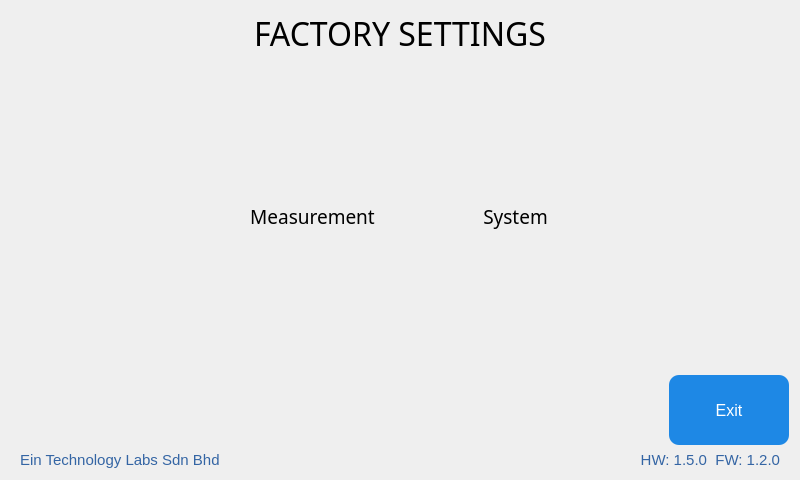
This is QT_APP/factorysettings.ui in eSpark-Backup/nabilfesal-msm-fw as Qt 5 draws it before an edit. The edited form follows.
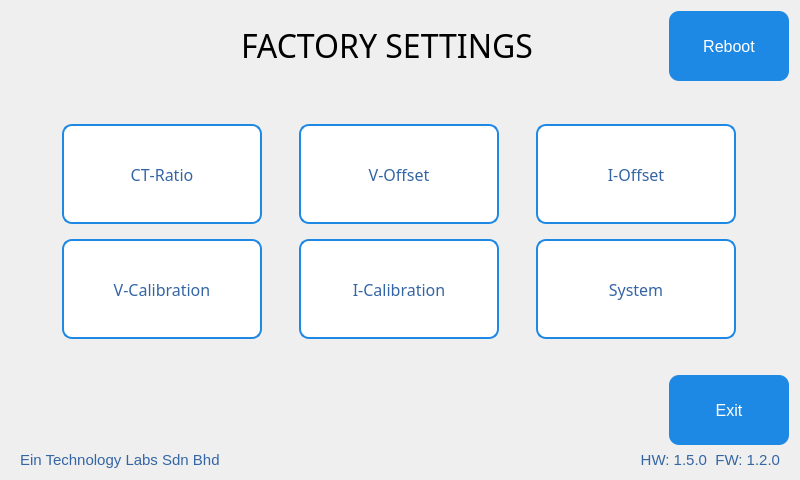
This is the edited form. Icons and pictures are not drawn.

```diff
--- a/QT_APP/factorysettings.ui
+++ b/QT_APP/factorysettings.ui
@@ -26,157 +26,463 @@
    <string>Form</string>
   </property>
   <layout class="QVBoxLayout" name="verticalLayout">
-   <item>
-    <widget class="QLabel" name="label">
-     <property name="font">
-      <font>
-       <family>Gilroy</family>
-       <pointsize>24</pointsize>
-      </font>
-     </property>
-     <property name="focusPolicy">
-      <enum>Qt::StrongFocus</enum>
-     </property>
-     <property name="text">
-      <string>FACTORY SETTINGS</string>
-     </property>
-     <property name="alignment">
-      <set>Qt::AlignCenter</set>
-     </property>
-    </widget>
-   </item>
-   <item>
-    <spacer name="verticalSpacer">
-     <property name="orientation">
-      <enum>Qt::Vertical</enum>
-     </property>
-     <property name="sizeType">
-      <enum>QSizePolicy::Expanding</enum>
-     </property>
-     <property name="sizeHint" stdset="0">
-      <size>
-       <width>20</width>
-       <height>40</height>
-      </size>
-     </property>
-    </spacer>
-   </item>
    <item>
     <layout class="QHBoxLayout" name="horizontalLayout">
-     <property name="spacing">
+     <property name="leftMargin">
+      <number>100</number>
+     </property>
+     <property name="topMargin">
+      <number>0</number>
+     </property>
+     <item>
+      <widget class="QLabel" name="factory_Settings_Lbl">
+       <property name="font">
+        <font>
+         <family>Gilroy-Regular</family>
+         <pointsize>24</pointsize>
+        </font>
+       </property>
+       <property name="focusPolicy">
+        <enum>Qt::StrongFocus</enum>
+       </property>
+       <property name="text">
+        <string>FACTORY SETTINGS</string>
+       </property>
+       <property name="alignment">
+        <set>Qt::AlignCenter</set>
+       </property>
+      </widget>
+     </item>
+     <item>
+      <widget class="QPushButton" name="reboot_btn">
+       <property name="sizePolicy">
+        <sizepolicy hsizetype="Fixed" vsizetype="Fixed">
+         <horstretch>0</horstretch>
+         <verstretch>0</verstretch>
+        </sizepolicy>
+       </property>
+       <property name="minimumSize">
+        <size>
+         <width>120</width>
+         <height>70</height>
+        </size>
+       </property>
+       <property name="styleSheet">
+        <string notr="true">QPushButton {
+    background-color: #1E88E5;   /* Blue */
+    color: white;               /* White text */
+    border: none;               /* No border line */
+    border-radius: 10px;        /* Rounded corners */
+    padding: 6px 20px;          /* Spacing inside */
+    font-size: 16px;            /* Font size */
+}
+
+QPushButton:hover {
+    background-color: #1565C0;  /* Darker blue on hover */
+}
+
+QPushButton:pressed {
+    background-color: #0D47A1;  /* Darkest blue when pressed */
+}
+QPushButton:focus {
+    outline: none;                 /* Remove dotted border */
+    background-color: #074475;     /* Brighter blue highlight */
+    border: 2px solid black;       /* White glow/border */
+}</string>
+       </property>
+       <property name="text">
+        <string>Reboot</string>
+       </property>
+      </widget>
+     </item>
+    </layout>
+   </item>
+   <item>
+    <spacer name="verticalSpacer">
+     <property name="orientation">
+      <enum>Qt::Vertical</enum>
+     </property>
+     <property name="sizeType">
+      <enum>QSizePolicy::Expanding</enum>
+     </property>
+     <property name="sizeHint" stdset="0">
+      <size>
+       <width>20</width>
+       <height>40</height>
+      </size>
+     </property>
+    </spacer>
+   </item>
+   <item>
+    <layout class="QGridLayout" name="gridLayout" columnstretch="0,0,0" columnminimumwidth="10,10,10">
+     <property name="leftMargin">
+      <number>20</number>
+     </property>
+     <property name="topMargin">
       <number>10</number>
      </property>
-     <item>
-      <layout class="QVBoxLayout" name="verticalLayout_3">
-       <property name="spacing">
-        <number>0</number>
+     <property name="rightMargin">
+      <number>20</number>
+     </property>
+     <property name="bottomMargin">
+      <number>30</number>
+     </property>
+     <property name="verticalSpacing">
+      <number>15</number>
+     </property>
+     <item row="0" column="0">
+      <widget class="QPushButton" name="ration_btn">
+       <property name="sizePolicy">
+        <sizepolicy hsizetype="Maximum" vsizetype="Maximum">
+         <horstretch>0</horstretch>
+         <verstretch>0</verstretch>
+        </sizepolicy>
        </property>
-       <property name="leftMargin">
-        <number>150</number>
+       <property name="minimumSize">
+        <size>
+         <width>200</width>
+         <height>100</height>
+        </size>
        </property>
-       <item>
-        <widget class="QToolButton" name="measurement">
-         <property name="font">
-          <font>
-           <family>Gilroy</family>
-           <pointsize>14</pointsize>
-          </font>
-         </property>
-         <property name="focusPolicy">
-          <enum>Qt::TabFocus</enum>
-         </property>
-         <property name="text">
-          <string>Measurement</string>
-         </property>
-         <property name="icon">
-          <iconset resource="icons.qrc">
-           <normaloff>:/icons/measurement.png</normaloff>:/icons/measurement.png</iconset>
-         </property>
-         <property name="iconSize">
-          <size>
-           <width>250</width>
-           <height>200</height>
-          </size>
-         </property>
-         <property name="toolButtonStyle">
-          <enum>Qt::ToolButtonTextUnderIcon</enum>
-         </property>
-         <property name="autoRaise">
-          <bool>true</bool>
-         </property>
-        </widget>
-       </item>
-      </layout>
+       <property name="maximumSize">
+        <size>
+         <width>200</width>
+         <height>100</height>
+        </size>
+       </property>
+       <property name="font">
+        <font>
+         <family>Gilroy-Regular</family>
+         <pointsize>-1</pointsize>
+         <bold>false</bold>
+         <kerning>false</kerning>
+        </font>
+       </property>
+       <property name="styleSheet">
+        <string notr="true">QPushButton {
+    background-color: #FFFFFF;    /* white */
+	color: rgb(52, 101, 164);
+    border: 2px solid #1E88E5;      /*blue border line */
+    border-radius: 10px;        				/* Rounded corners */
+    padding: 6px 20px;         				/* Spacing inside */
+    font-size: 16px;            					/* Font size */
+}
+
+QPushButton:hover {
+    background-color: #1E88E5;  /* blue on hover */
+	color: white;
+}
+
+QPushButton:pressed {
+    background-color: #1565C0;  /* blue when pressed */
+	color: white;
+}
+QPushButton:focus {
+    outline: none;                          /* Remove dotted border */
+    background-color: #1565C0;     /* Brighter blue highlight */
+    border: 2px solid #1565C0;        /* White glow/border */
+	 color: white;
+}</string>
+       </property>
+       <property name="text">
+        <string>CT-Ratio</string>
+       </property>
+       <property name="iconSize">
+        <size>
+         <width>50</width>
+         <height>50</height>
+        </size>
+       </property>
+      </widget>
      </item>
-     <item>
-      <layout class="QVBoxLayout" name="verticalLayout_2">
-       <property name="spacing">
-        <number>0</number>
+     <item row="1" column="0">
+      <widget class="QPushButton" name="v_cal_btn">
+       <property name="sizePolicy">
+        <sizepolicy hsizetype="Maximum" vsizetype="Maximum">
+         <horstretch>0</horstretch>
+         <verstretch>0</verstretch>
+        </sizepolicy>
        </property>
-       <property name="rightMargin">
-        <number>150</number>
+       <property name="minimumSize">
+        <size>
+         <width>200</width>
+         <height>100</height>
+        </size>
        </property>
-       <item>
-        <widget class="QToolButton" name="system">
-         <property name="sizePolicy">
-          <sizepolicy hsizetype="Fixed" vsizetype="Fixed">
-           <horstretch>0</horstretch>
-           <verstretch>0</verstretch>
-          </sizepolicy>
-         </property>
-         <property name="font">
-          <font>
-           <family>Gilroy</family>
-           <pointsize>14</pointsize>
-          </font>
-         </property>
-         <property name="focusPolicy">
-          <enum>Qt::TabFocus</enum>
-         </property>
-         <property name="text">
-          <string>System</string>
-         </property>
-         <property name="icon">
-          <iconset resource="icons.qrc">
-           <normaloff>:/icons/system.png</normaloff>:/icons/system.png</iconset>
-         </property>
-         <property name="iconSize">
-          <size>
-           <width>250</width>
-           <height>200</height>
-          </size>
-         </property>
-         <property name="popupMode">
-          <enum>QToolButton::DelayedPopup</enum>
-         </property>
-         <property name="toolButtonStyle">
-          <enum>Qt::ToolButtonTextUnderIcon</enum>
-         </property>
-         <property name="autoRaise">
-          <bool>true</bool>
-         </property>
-        </widget>
-       </item>
-      </layout>
+       <property name="maximumSize">
+        <size>
+         <width>200</width>
+         <height>100</height>
+        </size>
+       </property>
+       <property name="font">
+        <font>
+         <family>Gilroy-Regular</family>
+         <pointsize>-1</pointsize>
+         <bold>false</bold>
+        </font>
+       </property>
+       <property name="styleSheet">
+        <string notr="true">QPushButton {
+    background-color: #FFFFFF;    /* white */
+	color: rgb(52, 101, 164);
+    border: 2px solid #1E88E5;      /*blue border line */
+    border-radius: 10px;        				/* Rounded corners */
+    padding: 6px 20px;         				/* Spacing inside */
+    font-size: 16px;            					/* Font size */
+}
+
+QPushButton:hover {
+    background-color: #1E88E5;  /* blue on hover */
+	color: white;
+}
+
+QPushButton:pressed {
+    background-color: #1565C0;  /* blue when pressed */
+	color: white;
+}
+QPushButton:focus {
+    outline: none;                          /* Remove dotted border */
+    background-color: #1565C0;     /* Brighter blue highlight */
+    border: 2px solid #1565C0;        /* White glow/border */
+	 color: white;
+}</string>
+       </property>
+       <property name="text">
+        <string>V-Calibration</string>
+       </property>
+      </widget>
+     </item>
+     <item row="0" column="1">
+      <widget class="QPushButton" name="v_off_btn">
+       <property name="sizePolicy">
+        <sizepolicy hsizetype="Maximum" vsizetype="Maximum">
+         <horstretch>0</horstretch>
+         <verstretch>0</verstretch>
+        </sizepolicy>
+       </property>
+       <property name="minimumSize">
+        <size>
+         <width>200</width>
+         <height>100</height>
+        </size>
+       </property>
+       <property name="maximumSize">
+        <size>
+         <width>200</width>
+         <height>100</height>
+        </size>
+       </property>
+       <property name="font">
+        <font>
+         <family>Gilroy-Regular</family>
+         <pointsize>-1</pointsize>
+        </font>
+       </property>
+       <property name="styleSheet">
+        <string notr="true">QPushButton {
+    background-color: #FFFFFF;    /* white */
+	color: rgb(52, 101, 164);
+    border: 2px solid #1E88E5;      /*blue border line */
+    border-radius: 10px;        				/* Rounded corners */
+    padding: 6px 20px;         				/* Spacing inside */
+    font-size: 16px;            					/* Font size */
+}
+
+QPushButton:hover {
+    background-color: #1E88E5;  /* blue on hover */
+	color: white;
+}
+
+QPushButton:pressed {
+    background-color: #1565C0;  /* blue when pressed */
+	color: white;
+}
+QPushButton:focus {
+    outline: none;                          /* Remove dotted border */
+    background-color: #1565C0;     /* Brighter blue highlight */
+    border: 2px solid #1565C0;        /* White glow/border */
+	 color: white;
+}</string>
+       </property>
+       <property name="text">
+        <string>V-Offset</string>
+       </property>
+      </widget>
+     </item>
+     <item row="1" column="1">
+      <widget class="QPushButton" name="i_cal_btn">
+       <property name="sizePolicy">
+        <sizepolicy hsizetype="Maximum" vsizetype="Maximum">
+         <horstretch>0</horstretch>
+         <verstretch>0</verstretch>
+        </sizepolicy>
+       </property>
+       <property name="minimumSize">
+        <size>
+         <width>200</width>
+         <height>100</height>
+        </size>
+       </property>
+       <property name="maximumSize">
+        <size>
+         <width>200</width>
+         <height>100</height>
+        </size>
+       </property>
+       <property name="font">
+        <font>
+         <family>Gilroy-Regular</family>
+         <pointsize>-1</pointsize>
+        </font>
+       </property>
+       <property name="styleSheet">
+        <string notr="true">QPushButton {
+    background-color: #FFFFFF;    /* white */
+	color: rgb(52, 101, 164);
+    border: 2px solid #1E88E5;      /*blue border line */
+    border-radius: 10px;        				/* Rounded corners */
+    padding: 6px 20px;         				/* Spacing inside */
+    font-size: 16px;            					/* Font size */
+}
+
+QPushButton:hover {
+    background-color: #1E88E5;  /* blue on hover */
+	color: white;
+}
+
+QPushButton:pressed {
+    background-color: #1565C0;  /* blue when pressed */
+	color: white;
+}
+QPushButton:focus {
+    outline: none;                          /* Remove dotted border */
+    background-color: #1565C0;     /* Brighter blue highlight */
+    border: 2px solid #1565C0;        /* White glow/border */
+	 color: white;
+}</string>
+       </property>
+       <property name="text">
+        <string>I-Calibration</string>
+       </property>
+      </widget>
+     </item>
+     <item row="1" column="2">
+      <widget class="QPushButton" name="system">
+       <property name="sizePolicy">
+        <sizepolicy hsizetype="Maximum" vsizetype="Maximum">
+         <horstretch>0</horstretch>
+         <verstretch>0</verstretch>
+        </sizepolicy>
+       </property>
+       <property name="minimumSize">
+        <size>
+         <width>200</width>
+         <height>100</height>
+        </size>
+       </property>
+       <property name="maximumSize">
+        <size>
+         <width>200</width>
+         <height>100</height>
+        </size>
+       </property>
+       <property name="font">
+        <font>
+         <family>Gilroy-Regular</family>
+         <pointsize>-1</pointsize>
+        </font>
+       </property>
+       <property name="styleSheet">
+        <string notr="true">QPushButton {
+    background-color: #FFFFFF;    /* white */
+	color: rgb(52, 101, 164);
+    border: 2px solid #1E88E5;      /*blue border line */
+    border-radius: 10px;        				/* Rounded corners */
+    padding: 6px 20px;         				/* Spacing inside */
+    font-size: 16px;            					/* Font size */
+}
+
+QPushButton:hover {
+    background-color: #1E88E5;  /* blue on hover */
+	color: white;
+}
+
+QPushButton:pressed {
+    background-color: #1565C0;  /* blue when pressed */
+	color: white;
+}
+QPushButton:focus {
+    outline: none;                          /* Remove dotted border */
+    background-color: #1565C0;     /* Brighter blue highlight */
+    border: 2px solid #1565C0;        /* White glow/border */
+	 color: white;
+}</string>
+       </property>
+       <property name="text">
+        <string>System</string>
+       </property>
+      </widget>
+     </item>
+     <item row="0" column="2">
+      <widget class="QPushButton" name="i_off_btn">
+       <property name="sizePolicy">
+        <sizepolicy hsizetype="Maximum" vsizetype="Maximum">
+         <horstretch>0</horstretch>
+         <verstretch>0</verstretch>
+        </sizepolicy>
+       </property>
+       <property name="minimumSize">
+        <size>
+         <width>200</width>
+         <height>100</height>
+        </size>
+       </property>
+       <property name="maximumSize">
+        <size>
+         <width>200</width>
+         <height>100</height>
+        </size>
+       </property>
+       <property name="font">
+        <font>
+         <family>Gilroy-Regular</family>
+         <pointsize>-1</pointsize>
+        </font>
+       </property>
+       <property name="styleSheet">
+        <string notr="true">QPushButton {
+    background-color: #FFFFFF;    /* white */
+	color: rgb(52, 101, 164);
+    border: 2px solid #1E88E5;      /*blue border line */
+    border-radius: 10px;        				/* Rounded corners */
+    padding: 6px 20px;         				/* Spacing inside */
+    font-size: 16px;            					/* Font size */
+}
+
+QPushButton:hover {
+    background-color: #1E88E5;  /* blue on hover */
+	color: white;
+}
+
+QPushButton:pressed {
+    background-color: #1565C0;  /* blue when pressed */
+	color: white;
+}
+QPushButton:focus {
+    outline: none;                          /* Remove dotted border */
+    background-color: #1565C0;     /* Brighter blue highlight */
+    border: 2px solid #1565C0;        /* White glow/border */
+	 color: white;
+}</string>
+       </property>
+       <property name="text">
+        <string>I-Offset</string>
+       </property>
+      </widget>
      </item>
     </layout>
    </item>
-   <item>
-    <spacer name="verticalSpacer_2">
-     <property name="orientation">
-      <enum>Qt::Vertical</enum>
-     </property>
-     <property name="sizeType">
-      <enum>QSizePolicy::Expanding</enum>
-     </property>
-     <property name="sizeHint" stdset="0">
-      <size>
-       <width>20</width>
-       <height>40</height>
-      </size>
-     </property>
-    </spacer>
-   </item>
    <item>
     <layout class="QHBoxLayout" name="horizontalLayout_2">
      <property name="spacing">
```
Left out of the diff: 4 changed lines with no effect on the pictures.
